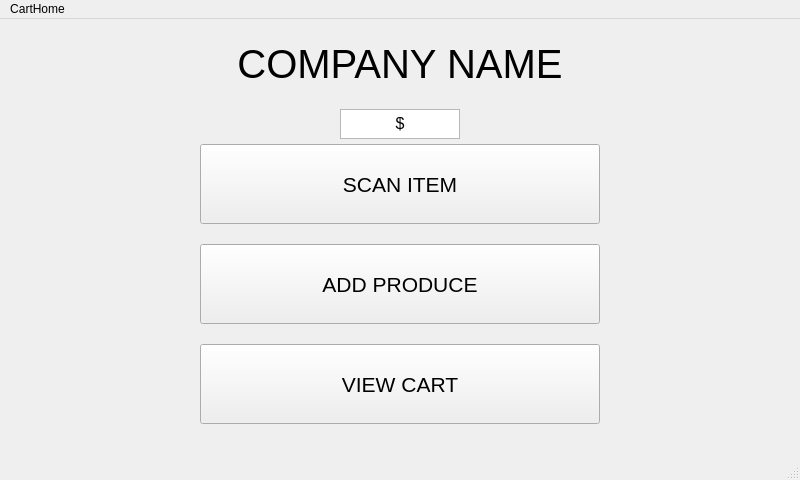
PfeifferH/cheqout, file src/cart_interface.ui: the form before one commit.
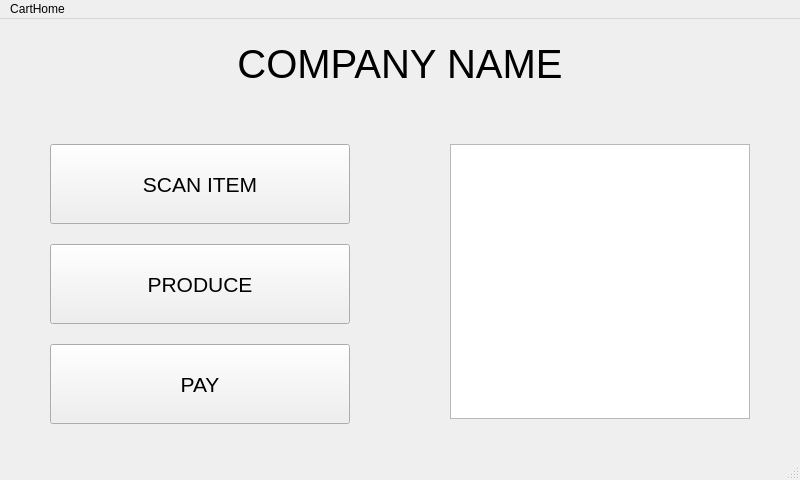
The form after the commit.

Commit message: Started on Produce Processing

```diff
--- a/src/cart_interface.ui
+++ b/src/cart_interface.ui
@@ -17,9 +17,9 @@
    <widget class="QPushButton" name="pushButton">
     <property name="geometry">
      <rect>
-      <x>200</x>
+      <x>50</x>
       <y>125</y>
-      <width>400</width>
+      <width>300</width>
       <height>80</height>
      </rect>
     </property>
@@ -38,9 +38,9 @@
    <widget class="QPushButton" name="pushButton_2">
     <property name="geometry">
      <rect>
-      <x>200</x>
+      <x>50</x>
       <y>225</y>
-      <width>400</width>
+      <width>300</width>
       <height>80</height>
      </rect>
     </property>
@@ -50,15 +50,15 @@
      </font>
     </property>
     <property name="text">
-     <string>ADD PRODUCE</string>
+     <string>PRODUCE</string>
     </property>
    </widget>
    <widget class="QPushButton" name="pushButton_3">
     <property name="geometry">
      <rect>
-      <x>200</x>
+      <x>50</x>
       <y>325</y>
-      <width>400</width>
+      <width>300</width>
       <height>80</height>
      </rect>
     </property>
@@ -68,7 +68,7 @@
      </font>
     </property>
     <property name="text">
-     <string>VIEW CART</string>
+     <string>PAY</string>
     </property>
    </widget>
    <widget class="QLabel" name="label">
@@ -92,34 +92,15 @@
      <set>Qt::AlignCenter</set>
     </property>
    </widget>
-   <widget class="QTextBrowser" name="textBrowser">
+   <widget class="QListWidget" name="listWidget">
     <property name="geometry">
      <rect>
-      <x>340</x>
-      <y>90</y>
-      <width>120</width>
-      <height>30</height>
+      <x>450</x>
+      <y>125</y>
+      <width>300</width>
+      <height>275</height>
      </rect>
     </property>
-    <property name="font">
-     <font>
-      <pointsize>12</pointsize>
-     </font>
-    </property>
-    <property name="verticalScrollBarPolicy">
-     <enum>Qt::ScrollBarAlwaysOff</enum>
-    </property>
-    <property name="horizontalScrollBarPolicy">
-     <enum>Qt::ScrollBarAlwaysOff</enum>
-    </property>
-    <property name="html">
-     <string>&lt;!DOCTYPE HTML PUBLIC &quot;-//W3C//DTD HTML 4.0//EN&quot; &quot;http://www.w3.org/TR/REC-html40/strict.dtd&quot;&gt;
-&lt;html&gt;&lt;head&gt;&lt;meta name=&quot;qrichtext&quot; content=&quot;1&quot; /&gt;&lt;style type=&quot;text/css&quot;&gt;
-p, li { white-space: pre-wrap; }
-&lt;/style&gt;&lt;/head&gt;&lt;body style=&quot; font-family:'MS Shell Dlg 2'; font-size:12pt; font-weight:400; font-style:normal;&quot;&gt;
-&lt;p align=&quot;center&quot; style=&quot; margin-top:0px; margin-bottom:0px; margin-left:0px; margin-right:0px; -qt-block-indent:0; text-indent:0px;&quot;&gt;$&lt;/p&gt;
-&lt;p align=&quot;center&quot; style=&quot;-qt-paragraph-type:empty; margin-top:0px; margin-bottom:0px; margin-left:0px; margin-right:0px; -qt-block-indent:0; text-indent:0px;&quot;&gt;&lt;br /&gt;&lt;/p&gt;&lt;/body&gt;&lt;/html&gt;</string>
-    </property>
    </widget>
   </widget>
   <widget class="QMenuBar" name="menubar">
```
The commit also changes 8 other files.
